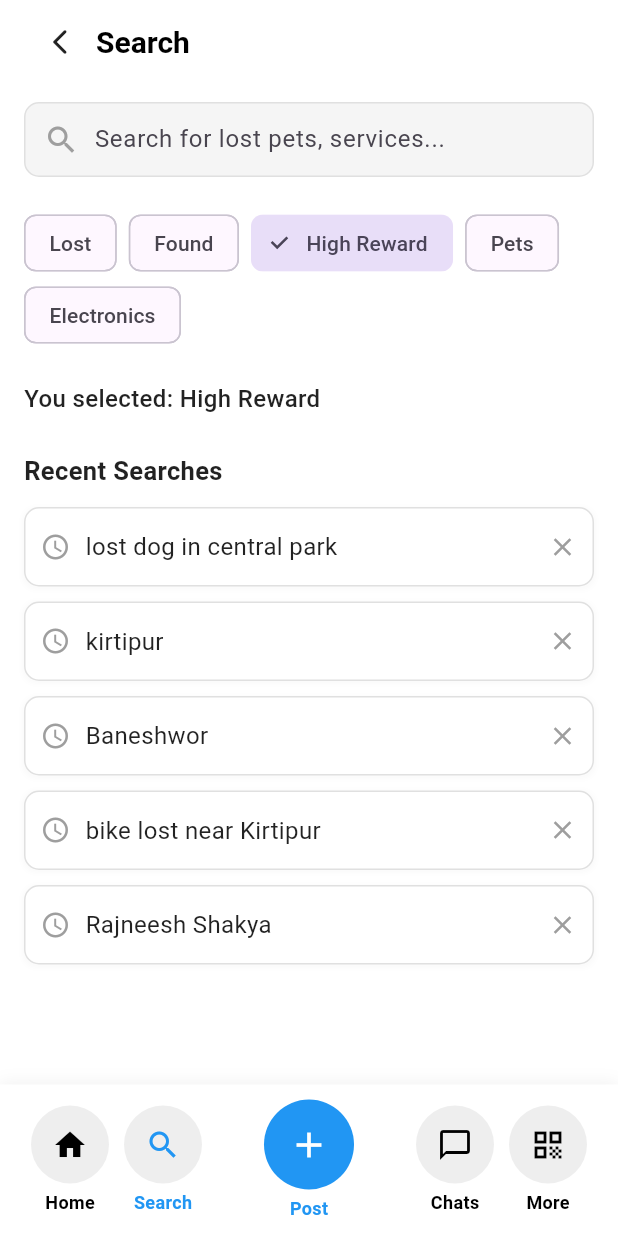
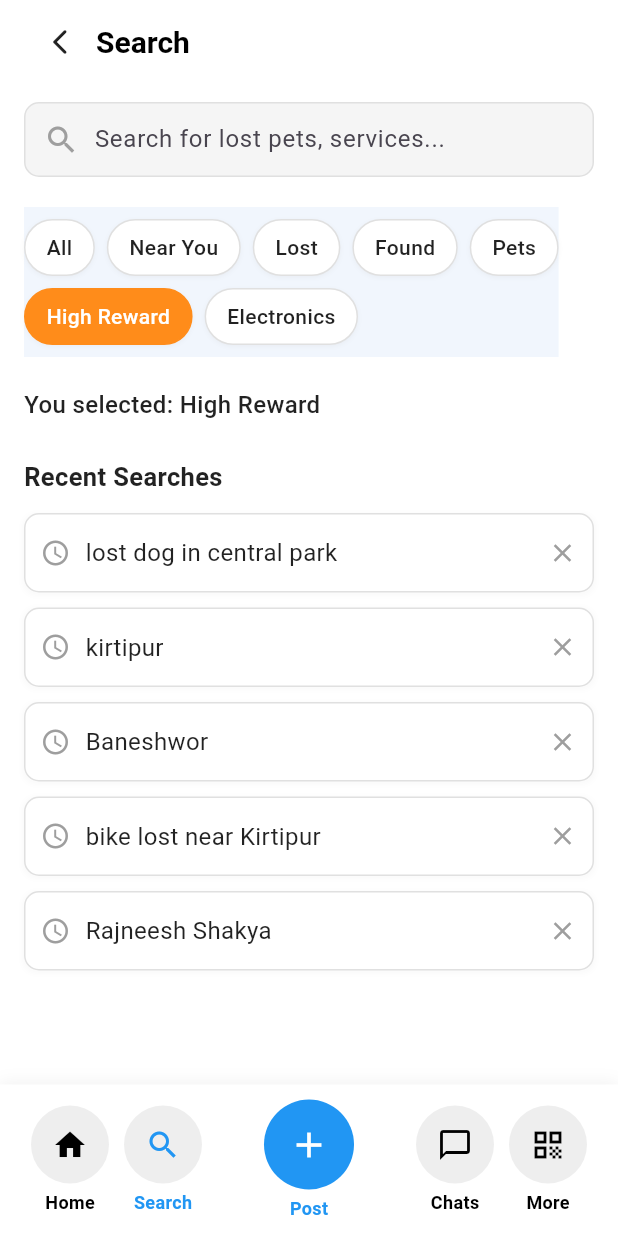
Before and after one commit to Bhushan791/Vetau, a Flutter app: the screen it shows after launch, item 2 of the bottom bar chosen, after a tap on "High Reward", on a phone screen of 412 x 824 dp. Run offline on Flutter 3.47's test engine with Material 3 defaults, Android fonts, the phone set to English and light mode, and no system bars; our stand-ins replace flutter_riverpod, google_fonts; network calls fail.

Commit message:
added detail home page

```diff
--- a/frontend/lib/components/bottomNav.dart
+++ b/frontend/lib/components/bottomNav.dart
@@ -134,7 +134,7 @@ class BottomNav extends StatelessWidget {
           Container(
             padding: const EdgeInsets.all(16),
             decoration: BoxDecoration(
-              color: isActive ? Colors.blue : Colors.blue,
+              color: isActive ? const Color(0xFF2196F3) : Colors.blue,
               shape: BoxShape.circle,
             ),
             child: Icon(
--- a/frontend/lib/components/filter_component.dart
+++ b/frontend/lib/components/filter_component.dart
@@ -1,16 +1,17 @@
 import 'package:flutter/material.dart';
 import 'package:flutter_riverpod/flutter_riverpod.dart';
-import 'package:flutter_riverpod/legacy.dart';
 import 'package:frontend/stores/filter_store.dart';
 
 class FilterComponent extends ConsumerWidget {
   FilterComponent({super.key});
 
   final List<String> filters = [
+    "All",
+    "Near You",
     "Lost",
     "Found",
+    "Pets",
     "High Reward",
-    "Pets",
     "Electronics",
   ];
 
@@ -18,21 +19,69 @@ class FilterComponent extends ConsumerWidget {
   Widget build(BuildContext context, WidgetRef ref) {
     final selected = ref.watch(filterStoreProvider);
 
-    return Wrap(
-      spacing: 8,
-      children: filters.map((filter) {
-        final isSelected = selected.contains(filter);
+    return Container(
+      padding: const EdgeInsets.symmetric(vertical: 8),
+      color: const Color(0xFFF1F6FD), // light background like your screenshot
+      child: Wrap(
+        spacing: 8,
+        runSpacing: 8,
+        children: filters.map((filter) {
+          final isSelected = selected.contains(filter);
 
-        return ChoiceChip(
-          label: Text(filter),
-          selected: isSelected,
-          onSelected: (_) {
-            ref
-                .read(filterStoreProvider.notifier)
-                .toggleFilter(filter);
-          },
-        );
-      }).toList(),
+          // Custom colors for specific filters
+          Color backgroundColor;
+          Color textColor;
+          FontWeight weight = FontWeight.w500;
+
+          if (filter == "High Reward") {
+            backgroundColor = isSelected
+                ? const Color(0xFFFF8C1A) // orange
+                : Colors.white;
+            textColor = isSelected ? Colors.white : const Color(0xFFFF8C1A);
+          } else if (filter == "All") {
+            backgroundColor =
+                isSelected ? const Color(0xFF2196F3) : Colors.white; // blue
+            textColor = isSelected ? Colors.white : Colors.black87;
+          } else {
+            backgroundColor = isSelected ? const Color(0xFF2196F3) : Colors.white; // blue
+            textColor = isSelected ? Colors.white : Colors.black87;
+          }
+
+          return GestureDetector(
+            onTap: () => ref.read(filterStoreProvider.notifier).toggleFilter(filter),
+            child: Container(
+              padding:
+                  const EdgeInsets.symmetric(horizontal: 14, vertical: 8),
+              decoration: BoxDecoration(
+                color: backgroundColor,
+                borderRadius: BorderRadius.circular(20),
+                border: Border.all(
+                  color: isSelected
+                      ? (filter == "High Reward"
+                          ? const Color(0xFFFF8C1A)
+                          : const Color(0xFF2196F3))
+                      : Colors.grey.shade300,
+                ),
+                boxShadow: [
+                  BoxShadow(
+                    color: Colors.grey.withOpacity(0.1),
+                    blurRadius: 2,
+                    offset: const Offset(0, 1),
+                  )
+                ],
+              ),
+              child: Text(
+                filter,
+                style: TextStyle(
+                  color: textColor,
+                  fontWeight: weight,
+                  fontSize: 14,
+                ),
+              ),
+            ),
+          );
+        }).toList(),
+      ),
     );
   }
 }
--- a/frontend/lib/main.dart
+++ b/frontend/lib/main.dart
@@ -1,5 +1,6 @@
 import 'package:flutter/material.dart';
 import 'package:flutter_riverpod/flutter_riverpod.dart';
+import 'package:frontend/pages/detail_home.dart';
 
 // pages
 import 'package:frontend/pages/home.dart';
@@ -30,6 +31,7 @@ class MyApp extends StatelessWidget {
         '/chats': (context) => const ChatsPage(),
         '/more': (context) => const MorePage(),
         '/post': (context) => const PostPage(),
+        '/detailHome': (context) => const DetailHome(),
       },
     );
   }
--- a/frontend/lib/pages/home.dart
+++ b/frontend/lib/pages/home.dart
@@ -2,8 +2,11 @@ import 'dart:convert';
 import 'dart:typed_data';
 import 'package:flutter/material.dart';
 import 'package:http/http.dart' as http;
+import 'package:flutter_riverpod/flutter_riverpod.dart';
 import 'package:frontend/components/homeAppBar.dart';
 import 'package:frontend/components/bottomNav.dart';
+import 'package:frontend/components/filter_component.dart';
+import 'package:frontend/stores/filter_store.dart';
 
 class HomePage extends StatefulWidget {
   const HomePage({super.key});
@@ -65,14 +68,61 @@ class _HomePageState extends State<HomePage> {
             },
           ),
         ),
-        body: isLoading
+        body: Consumer(
+          builder: (context, ref, child) {
+            final selected = ref.watch(filterStoreProvider);
+
+            return SingleChildScrollView(
+              child: Column(
+                crossAxisAlignment: CrossAxisAlignment.start,
+                children: [
+                  // 🧩 Filter Component
+                  Padding(
+                    padding: const EdgeInsets.symmetric(
+                        horizontal: 16, vertical: 12),
+                    child: FilterComponent(),
+                  ),
+
+                  // 🧠 Display selected filters
+                  Padding(
+                    padding: const EdgeInsets.symmetric(horizontal: 16),
+                    child: Text(
+                      selected.isEmpty
+                          ? "No filters selected"
+                          : "You selected: ${selected.join(', ')}",
+                      style: const TextStyle(
+                          fontSize: 16,
+                          color: Colors.black87,
+                          fontWeight: FontWeight.w500),
+                    ),
+                  ),
+
+                  const SizedBox(height: 16),
+
+                  // 📝 Posts List
+                  Padding(
+                    padding: const EdgeInsets.symmetric(horizontal: 16),
+                    child: isLoading
                         ? const Center(child: CircularProgressIndicator())
                         : ListView.builder(
-                padding: const EdgeInsets.symmetric(horizontal: 16, vertical: 8),
+                            shrinkWrap: true,
+                            physics: const NeverScrollableScrollPhysics(),
                             itemCount: posts.length,
                             itemBuilder: (context, index) {
                               final post = posts[index];
-                  return PostCard(post: post);
+                              return GestureDetector(
+                                  onTap: () {
+                                    Navigator.pushNamed(
+                                        context, '/detailHome',
+                                        arguments: post);
+                                  },
+                                child: PostCard(post: post));
+                            },
+                          ),
+                  ),
+                ],
+              ),
+            );
           },
         ),
         bottomNavigationBar: const BottomNav(currentIndex: 0),
--- a/frontend/lib/stores/filter_store.dart
+++ b/frontend/lib/stores/filter_store.dart
@@ -1,28 +1,34 @@
 import 'package:flutter_riverpod/legacy.dart';
 
-/// This provider exposes the list of selected filters.
-/// It uses a StateNotifier to manage adding/removing filters.
 final filterStoreProvider =
     StateNotifierProvider<FilterStore, List<String>>((ref) {
   return FilterStore();
 });
 
-/// FilterStore manages the selected filters list.
-/// It has a toggle method that selects or unselects a filter.
 class FilterStore extends StateNotifier<List<String>> {
-  FilterStore() : super([]);
+  FilterStore() : super(['All']); // Default: All selected
 
-  /// Toggles a filter on/off
   void toggleFilter(String filter) {
-    if (state.contains(filter)) {
-      state = [...state]..remove(filter);
+    if (filter == 'All') {
+      // Selecting All clears others
+      state = ['All'];
+      return;
+    }
+
+    // Remove "All" when another filter is selected
+    final current = [...state]..remove('All');
+
+    if (current.contains(filter)) {
+      current.remove(filter);
     } else {
-      state = [...state, filter];
+      current.add(filter);
     }
+
+    // If nothing selected, revert back to All
+    if (current.isEmpty) current.add('All');
+
+    state = current;
   }
 
-  /// Optionally: clear all filters
-  void clearFilters() {
-    state = [];
-  }
+  void clearFilters() => state = ['All'];
 }
```
Also changed, not shown: frontend/lib/pages/detail_home.dart (added, +276 -0 lines). Lines whose indentation alone changed are shown as unchanged.
